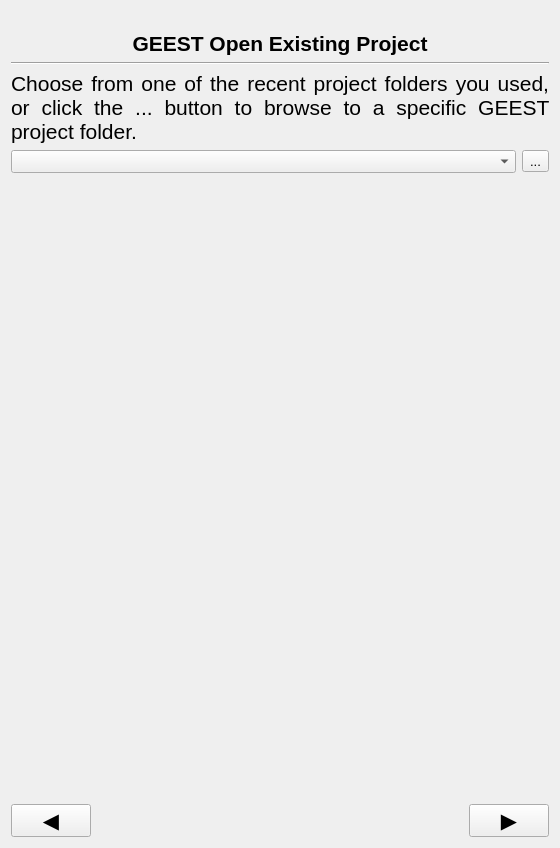
This is geest/ui/open_project_panel_base.ui in worldbank/GEEST as Qt 5 draws it before an edit. The edited form follows.
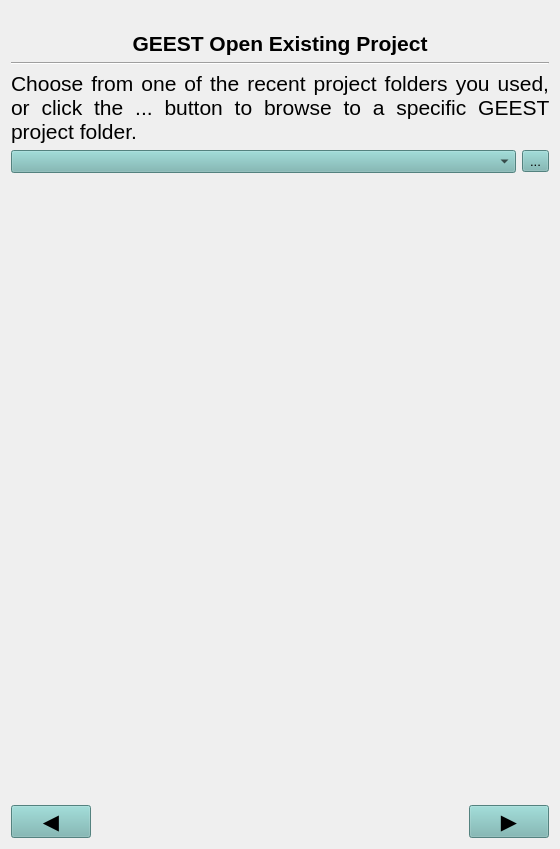
This is the edited form. Icons and pictures are not drawn.

Commit message: Set background color of widgets

Patch:
```diff
--- a/geest/ui/open_project_panel_base.ui
+++ b/geest/ui/open_project_panel_base.ui
@@ -7,7 +7,7 @@
     <x>0</x>
     <y>0</y>
     <width>560</width>
-    <height>848</height>
+    <height>849</height>
    </rect>
   </property>
   <property name="sizePolicy">
@@ -92,6 +92,9 @@
          <pointsize>10</pointsize>
         </font>
        </property>
+       <property name="styleSheet">
+        <string notr="true">background-color: rgba(118, 182, 178, 255);</string>
+       </property>
       </widget>
      </item>
      <item>
@@ -101,6 +104,9 @@
          <pointsize>10</pointsize>
         </font>
        </property>
+       <property name="styleSheet">
+        <string notr="true">background-color: rgba(118, 182, 178, 255);</string>
+       </property>
        <property name="text">
         <string>...</string>
        </property>
@@ -142,6 +148,9 @@
          <pointsize>16</pointsize>
         </font>
        </property>
+       <property name="styleSheet">
+        <string notr="true">background-color: rgba(118, 182, 178, 255);</string>
+       </property>
        <property name="text">
         <string>◀️</string>
        </property>
@@ -179,6 +188,9 @@
          <pointsize>16</pointsize>
         </font>
        </property>
+       <property name="styleSheet">
+        <string notr="true">background-color: rgba(118, 182, 178, 255);</string>
+       </property>
        <property name="text">
         <string>▶️</string>
        </property>
```
The commit also changes 7 other files.
